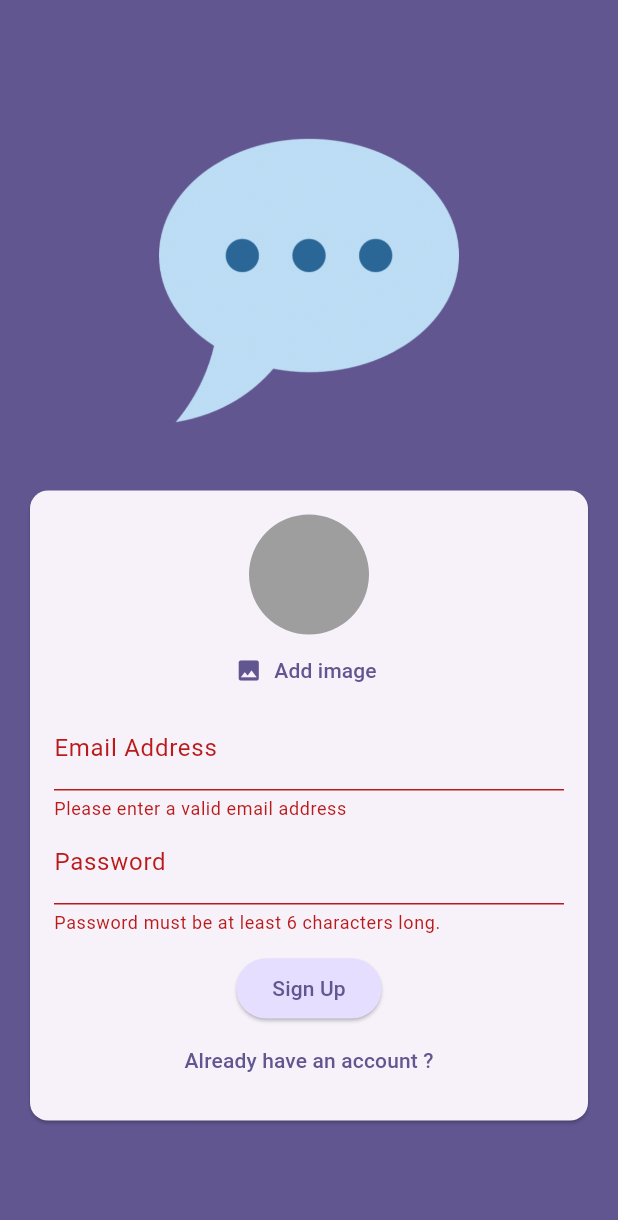
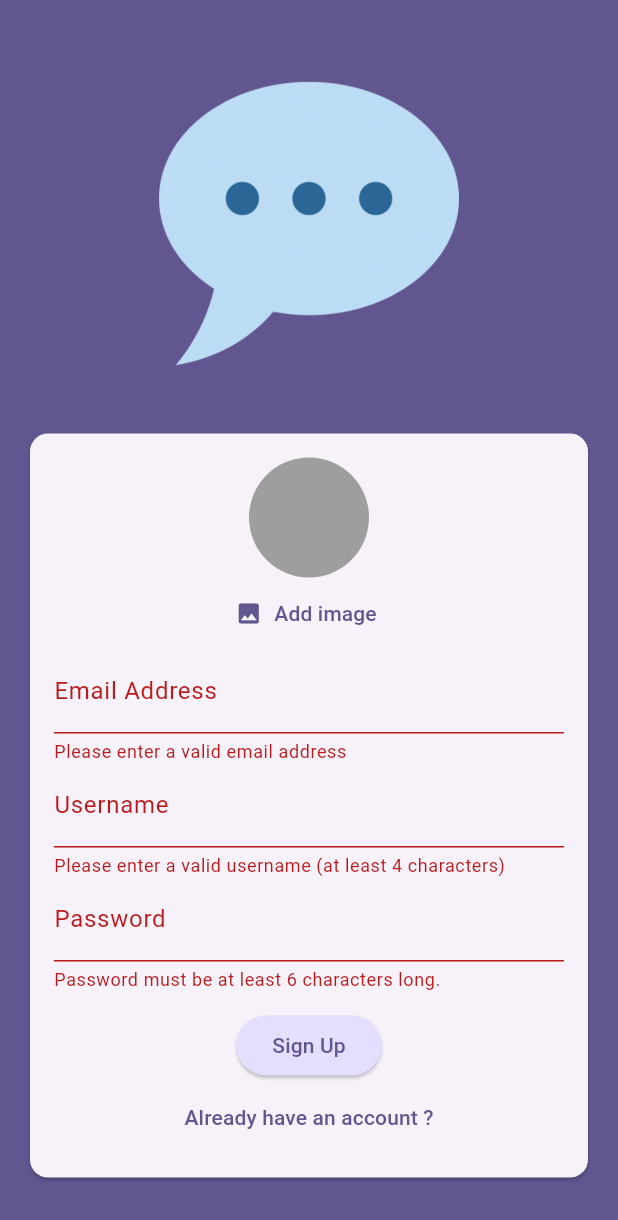
Before and after one commit to AkifhanIlgaz/flutter_projects, a Flutter app: the screen it shows after launch, after a tap on "Sign In", after a tap on "Don't have an account ?", after a tap on "Sign Up", on a phone screen of 412 x 824 dp. Shown: the top 1220 px of the screen. Run offline on Flutter 3.47's test engine with Material 3 defaults, Android fonts, the phone set to English and light mode, and no system bars; our stand-ins replace cloud_firestore, firebase_auth, firebase_core, firebase_storage, flutter_riverpod, google_fonts and 3 more; accounts and stored records are empty; generated files the repository leaves out were written again.

Commit message:
storing username

```diff
--- a/chat_app/lib/screens/auth.dart
+++ b/chat_app/lib/screens/auth.dart
@@ -22,6 +22,7 @@ class _AuthScreenState extends State<AuthScreen> {
   var _isAuthenticating = false;
   late String _enteredEmail;
   late String _enteredPassword;
+  late String _enteredUsername;
   File? _pickedImage;
 
   void _submit() async {
@@ -59,7 +60,7 @@ class _AuthScreenState extends State<AuthScreen> {
             .doc(userCredentials.user!.uid)
             .set(
           {
-            "username": "to be done...",
+            "username": _enteredUsername,
             "email": _enteredEmail,
             "image_url": imageUrl,
           },
@@ -139,6 +140,25 @@ class _AuthScreenState extends State<AuthScreen> {
                               _enteredEmail = email!;
                             },
                           ),
+                          if (!_isLogin)
+                            TextFormField(
+                              decoration: const InputDecoration(
+                                labelText: "Username",
+                              ),
+                              keyboardType: TextInputType.text,
+                              enableSuggestions: false,
+                              validator: (value) {
+                                if (value == null ||
+                                    value.isEmpty ||
+                                    value.length < 4) {
+                                  return "Please enter a valid username (at least 4 characters)";
+                                }
+                                return null;
+                              },
+                              onSaved: (username) {
+                                _enteredUsername = username!;
+                              },
+                            ),
                           TextFormField(
                             decoration: const InputDecoration(
                               labelText: "Password",
```
